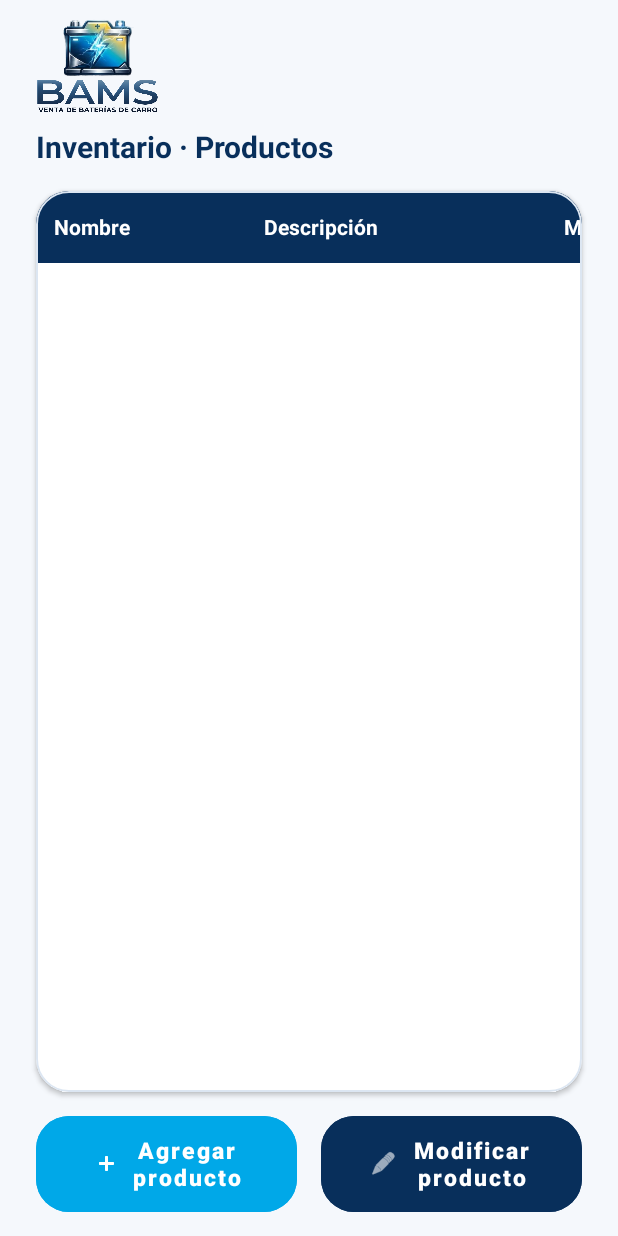
After one commit to orlanzr18-cmyk/BAMS, an Android app: the Inventario screen opened directly, with no data from a screen before it, on a phone screen of 412 x 824 dp. The commit adds this screen. Run offline under Robolectric (Android 15) with nearby library versions, the phone set to English and light mode, and no system bars.

Commit message:
Pantalla Inventario

```diff
--- a/app/src/main/AndroidManifest.xml
+++ b/app/src/main/AndroidManifest.xml
@@ -26,6 +26,10 @@
             </intent-filter>
         </activity>
         <activity
+            android:name=".Inventario"
+            android:exported="false"
+            android:windowSoftInputMode="adjustResize" />
+        <activity
             android:name=".Registrar_Ventas"
             android:exported="false"
             android:windowSoftInputMode="adjustResize" />
--- /dev/null
+++ b/app/src/main/java/com/example/bams/Inventario.java
@@ -0,0 +1,17 @@
+package com.example.bams;
+
+import android.os.Bundle;
+
+import androidx.activity.EdgeToEdge;
+import androidx.appcompat.app.AppCompatActivity;
+
+// Solo muestra el diseño de activity_inventario.xml (sin funcionalidad todavía)
+public class Inventario extends AppCompatActivity {
+
+    @Override
+    protected void onCreate(Bundle savedInstanceState) {
+        super.onCreate(savedInstanceState);
+        EdgeToEdge.enable(this);
+        setContentView(R.layout.activity_inventario);
+    }
+}
--- a/app/src/main/java/com/example/bams/MainActivity.java
+++ b/app/src/main/java/com/example/bams/MainActivity.java
@@ -19,6 +19,10 @@ public class MainActivity extends AppCompatActivity {
 
         findViewById(R.id.btnCerrarSesion).setOnClickListener(v ->
                 mostrarDialogoCerrarSesion());
+
+        // Botón Inventario/Producto -> abre la pantalla de inventario
+        findViewById(R.id.btnProducto).setOnClickListener(v ->
+                startActivity(new Intent(MainActivity.this, Inventario.class)));
 
         getOnBackPressedDispatcher().addCallback(this, new OnBackPressedCallback(true) {
             @Override
--- /dev/null
+++ b/app/src/main/res/layout/activity_inventario.xml
@@ -0,0 +1,194 @@
+<?xml version="1.0" encoding="utf-8"?>
+<androidx.constraintlayout.widget.ConstraintLayout
+    xmlns:android="http://schemas.android.com/apk/res/android"
+    xmlns:app="http://schemas.android.com/apk/res-auto"
+    xmlns:tools="http://schemas.android.com/tools"
+    android:id="@+id/main"
+    android:layout_width="match_parent"
+    android:layout_height="match_parent"
+    android:background="#F5F8FC"
+    android:fitsSystemWindows="true"
+    tools:context=".InventarioActivity">
+
+    <ImageView
+        android:id="@+id/imgLogoBams"
+        android:layout_width="140dp"
+        android:layout_height="64dp"
+        android:layout_marginStart="24dp"
+        android:layout_marginTop="12dp"
+        android:adjustViewBounds="true"
+        android:contentDescription="Logo de BAMS"
+        android:scaleType="fitStart"
+        android:src="@mipmap/logo"
+        app:layout_constraintStart_toStartOf="parent"
+        app:layout_constraintTop_toTopOf="parent" />
+
+    <TextView
+        android:id="@+id/tvTituloInventario"
+        android:layout_width="0dp"
+        android:layout_height="wrap_content"
+        android:layout_marginStart="24dp"
+        android:layout_marginTop="8dp"
+        android:layout_marginEnd="24dp"
+        android:text="Inventario · Productos"
+        android:textColor="#082F5B"
+        android:textSize="20sp"
+        android:textStyle="bold"
+        app:layout_constraintEnd_toEndOf="parent"
+        app:layout_constraintStart_toStartOf="parent"
+        app:layout_constraintTop_toBottomOf="@id/imgLogoBams" />
+
+    <com.google.android.material.card.MaterialCardView
+        android:id="@+id/cardTabla"
+        android:layout_width="0dp"
+        android:layout_height="0dp"
+        android:layout_marginStart="24dp"
+        android:layout_marginTop="16dp"
+        android:layout_marginEnd="24dp"
+        android:layout_marginBottom="16dp"
+        app:cardBackgroundColor="#FFFFFF"
+        app:cardCornerRadius="22dp"
+        app:cardElevation="2dp"
+        app:layout_constraintBottom_toTopOf="@id/btnAgregarProducto"
+        app:layout_constraintEnd_toEndOf="parent"
+        app:layout_constraintStart_toStartOf="parent"
+        app:layout_constraintTop_toBottomOf="@id/tvTituloInventario"
+        app:strokeColor="#DCE6F2"
+        app:strokeWidth="1dp">
+
+        <!-- Scroll horizontal: la tabla tiene 6 columnas y no cabe en vertical -->
+        <HorizontalScrollView
+            android:layout_width="match_parent"
+            android:layout_height="match_parent"
+            android:scrollbars="none">
+
+            <LinearLayout
+                android:layout_width="760dp"
+                android:layout_height="match_parent"
+                android:orientation="vertical">
+
+                <!-- Encabezado del DGV -->
+                <LinearLayout
+                    android:layout_width="match_parent"
+                    android:layout_height="48dp"
+                    android:background="#082F5B"
+                    android:gravity="center_vertical"
+                    android:orientation="horizontal"
+                    android:paddingHorizontal="12dp">
+
+                    <TextView
+                        android:layout_width="140dp"
+                        android:layout_height="wrap_content"
+                        android:text="Nombre"
+                        android:textColor="#FFFFFF"
+                        android:textSize="14sp"
+                        android:textStyle="bold" />
+
+                    <TextView
+                        android:layout_width="200dp"
+                        android:layout_height="wrap_content"
+                        android:text="Descripción"
+                        android:textColor="#FFFFFF"
+                        android:textSize="14sp"
+                        android:textStyle="bold" />
+
+                    <TextView
+                        android:layout_width="110dp"
+                        android:layout_height="wrap_content"
+                        android:text="Marca"
+                        android:textColor="#FFFFFF"
+                        android:textSize="14sp"
+                        android:textStyle="bold" />
+
+                    <TextView
+                        android:layout_width="140dp"
+                        android:layout_height="wrap_content"
+                        android:text="Código de barra"
+                        android:textColor="#FFFFFF"
+                        android:textSize="14sp"
+                        android:textStyle="bold" />
+
+                    <TextView
+                        android:layout_width="90dp"
+                        android:layout_height="wrap_content"
+                        android:text="Precio"
+                        android:textColor="#FFFFFF"
+                        android:textSize="14sp"
+                        android:textStyle="bold" />
+
+                    <TextView
+                        android:layout_width="60dp"
+                        android:layout_height="wrap_content"
+                        android:text="Stock"
+                        android:textColor="#FFFFFF"
+                        android:textSize="14sp"
+                        android:textStyle="bold" />
+                </LinearLayout>
+
+                <!-- Filas del DGV -->
+                <androidx.recyclerview.widget.RecyclerView
+                    android:id="@+id/rvInventario"
+                    android:layout_width="match_parent"
+                    android:layout_height="0dp"
+                    android:layout_weight="1"
+                    android:clipToPadding="false"
+                    android:scrollbars="vertical"
+                    tools:itemCount="6"
+                    tools:listitem="@layout/item_producto" />
+            </LinearLayout>
+        </HorizontalScrollView>
+    </com.google.android.material.card.MaterialCardView>
+
+    <com.google.android.material.button.MaterialButton
+        android:id="@+id/btnAgregarProducto"
+        style="@style/Widget.MaterialComponents.Button.UnelevatedButton"
+        android:layout_width="0dp"
+        android:layout_height="64dp"
+        android:layout_marginStart="24dp"
+        android:layout_marginEnd="8dp"
+        android:layout_marginBottom="16dp"
+        android:backgroundTint="#00A8E8"
+        android:insetTop="0dp"
+        android:insetBottom="0dp"
+        android:text="Agregar producto"
+        android:textAllCaps="false"
+        android:textColor="#FFFFFF"
+        android:textSize="15sp"
+        android:textStyle="bold"
+        app:cornerRadius="22dp"
+        app:icon="@android:drawable/ic_input_add"
+        app:iconGravity="textStart"
+        app:iconPadding="8dp"
+        app:iconTint="#FFFFFF"
+        app:layout_constraintBottom_toBottomOf="parent"
+        app:layout_constraintEnd_toStartOf="@id/btnModificarProducto"
+        app:layout_constraintStart_toStartOf="parent"
+        app:rippleColor="#66D4FF" />
+
+    <com.google.android.material.button.MaterialButton
+        android:id="@+id/btnModificarProducto"
+        style="@style/Widget.MaterialComponents.Button.UnelevatedButton"
+        android:layout_width="0dp"
+        android:layout_height="64dp"
+        android:layout_marginStart="8dp"
+        android:layout_marginEnd="24dp"
+        android:layout_marginBottom="16dp"
+        android:backgroundTint="#082F5B"
+        android:insetTop="0dp"
+        android:insetBottom="0dp"
+        android:text="Modificar producto"
+        android:textAllCaps="false"
+        android:textColor="#FFFFFF"
+        android:textSize="15sp"
+        android:textStyle="bold"
+        app:cornerRadius="22dp"
+        app:icon="@android:drawable/ic_menu_edit"
+        app:iconGravity="textStart"
+        app:iconPadding="8dp"
+        app:iconTint="#FFFFFF"
+        app:layout_constraintBottom_toBottomOf="parent"
+        app:layout_constraintEnd_toEndOf="parent"
+        app:layout_constraintStart_toEndOf="@id/btnAgregarProducto"
+        app:rippleColor="#164A84" />
+
+</androidx.constraintlayout.widget.ConstraintLayout>
```
